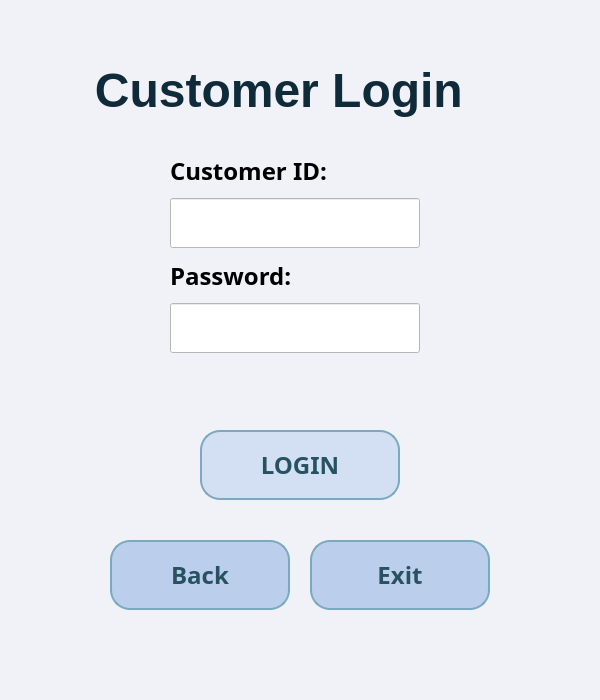
Old version of the form customer_login_window.ui in the repository melikkekaya/BankingApp_SQL.
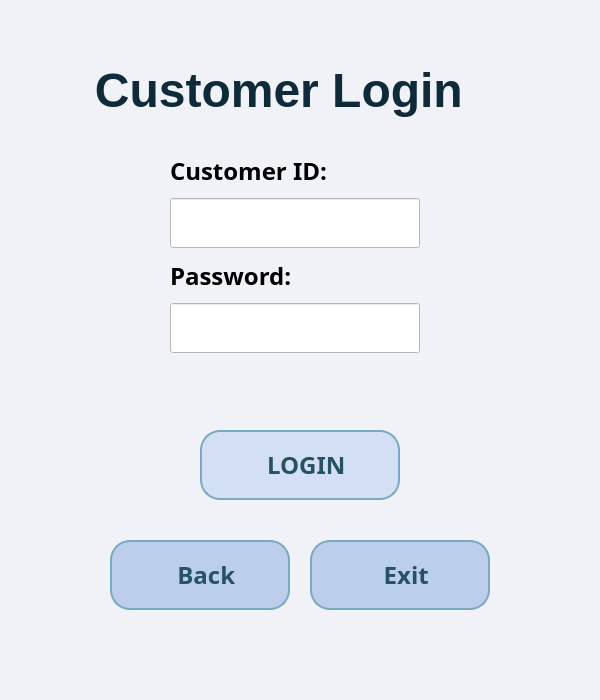
New version of the form. Icons and pictures are not drawn.

```diff
--- a/customer_login_window.ui
+++ b/customer_login_window.ui
@@ -99,7 +99,17 @@
 }</string>
     </property>
     <property name="text">
-     <string>LOGIN</string>
+     <string>  LOGIN</string>
+    </property>
+    <property name="icon">
+     <iconset>
+      <normaloff>icons/password.png</normaloff>icons/password.png</iconset>
+    </property>
+    <property name="iconSize">
+     <size>
+      <width>40</width>
+      <height>40</height>
+     </size>
     </property>
    </widget>
    <widget class="QPushButton" name="csloginwdw_btn_returnmain">
@@ -145,7 +155,17 @@
 }</string>
     </property>
     <property name="text">
-     <string>Back</string>
+     <string>  Back</string>
+    </property>
+    <property name="icon">
+     <iconset>
+      <normaloff>icons/back-arrow.png</normaloff>icons/back-arrow.png</iconset>
+    </property>
+    <property name="iconSize">
+     <size>
+      <width>40</width>
+      <height>40</height>
+     </size>
     </property>
    </widget>
    <widget class="QPushButton" name="csloginwdw_btn_exit">
@@ -191,7 +211,17 @@
 }</string>
     </property>
     <property name="text">
-     <string>Exit</string>
+     <string>  Exit</string>
+    </property>
+    <property name="icon">
+     <iconset>
+      <normaloff>icons/log-out.png</normaloff>icons/log-out.png</iconset>
+    </property>
+    <property name="iconSize">
+     <size>
+      <width>40</width>
+      <height>40</height>
+     </size>
     </property>
    </widget>
    <widget class="QWidget" name="layoutWidget">
```
